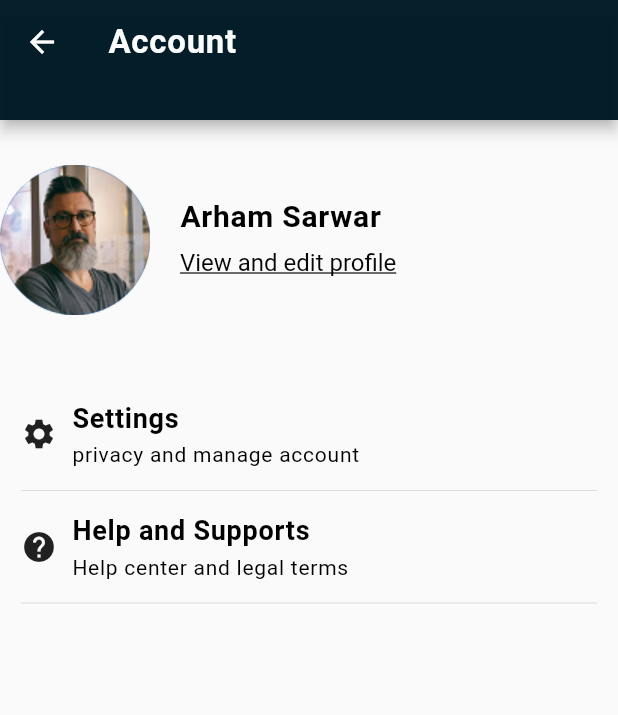
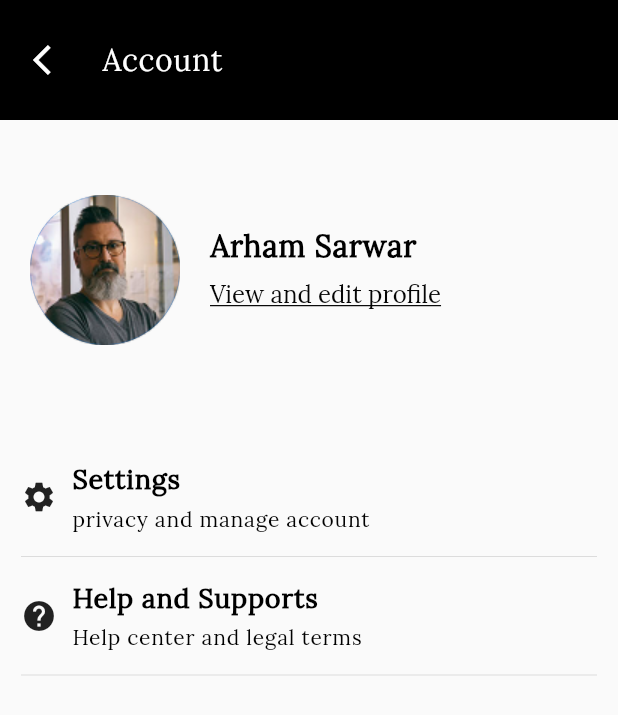
Before and after one commit to devsinntechnologies/bhai-chara, a Flutter app: the AccountScreen screen opened directly, on a phone screen of 412 x 824 dp. Shown: the top 715 px of the screen. Run offline on Flutter 3.47's test engine with Material 2 defaults, Android fonts, the phone set to English and light mode, and no system bars; our stand-ins replace firebase_core, image_picker; accounts and stored records are empty; Roboto replaces fonts that are missing (Schyler).

Commit message:
Error running

```diff
--- a/lib/utils/container.dart
+++ b/lib/utils/container.dart
@@ -32,9 +32,8 @@ class CustomContainer extends StatelessWidget {
           Padding(
               padding: const EdgeInsets.only(left: 20),
               child: Text(text,
-                  style: AppTextStyles.textStyleBoldBodyMedium.copyWith(
-                    color: AppColors.White
-                  )))
+                  style: AppTextStyles.textStyleBoldBodyMedium
+                      .copyWith(color: AppColors.White)))
         ],
       ),
     );
--- a/lib/view/account/account_screen.dart
+++ b/lib/view/account/account_screen.dart
@@ -6,8 +6,8 @@ import 'package:bhai_chara/view/settings-screens/setting_screen.dart';
 
 import 'package:flutter/material.dart';
 
+import '../../common/custom_container.dart';
 import '../../common/custom_listtile.dart';
-import '../../utils/app_colors.dart';
 
 class AccountScreen extends StatefulWidget {
   const AccountScreen({super.key});
@@ -19,28 +19,24 @@ class AccountScreen extends StatefulWidget {
 class _AccountScreenState extends State<AccountScreen> {
   @override
   Widget build(BuildContext context) {
-    return Scaffold(
-      appBar: PreferredSize(
-        preferredSize: Size.fromHeight(80),
-        child: AppBar(
-          backgroundColor: AppColors.appbar,
-          title: Text(
-            "Account",
-            style: AppTextStyles.textStyleTitleBodyMediumWhiteColor,
-          ),
-        ),
-      ),
+    return SafeArea(
+      child: Scaffold(
         body: Column(
           children: [
+            CustomContainer(context, "Account"),
             const SizedBox(
               height: 30,
             ),
-          CustomListAccountTile(
-            asset_image: const AssetImage("assets/images/profile_photo.png"),
+            Padding(
+              padding: const EdgeInsets.all(20.0),
+              child: CustomListAccountTile(
+                asset_image:
+                    const AssetImage("assets/images/profile_photo.png"),
                 subtitle_text: "View and edit profile",
                 subtitle_style: AppTextStyles.textStyleSubtitleUnderlineBody,
                 title_style: AppTextStyles.textStyleBoldBodyMedium,
                 title_text: "Arham Sarwar",
+              ),
             ),
             const SizedBox(
               height: 50,
@@ -63,6 +59,7 @@ class _AccountScreenState extends State<AccountScreen> {
             )
           ],
         ),
+      ),
     );
   }
 }
--- a/lib/view/authentication/create_password.dart
+++ b/lib/view/authentication/create_password.dart
@@ -89,7 +89,7 @@ class _CreatePasswordState extends State<CreatePassword> {
                   children: [
                     CustomTextField(
                       obsecuretext: x % 2 == 0 ? false : true,
-                      height: 30,
+                      // height: 30,
                       width: size.width * .90,
                       controller: passwordController,
                       border: OutlineInputBorder(
--- a/lib/view/authentication/otp_code_screen.dart
+++ b/lib/view/authentication/otp_code_screen.dart
@@ -63,11 +63,11 @@ class _OTPScreenState extends State<OTPScreen> {
                             height: 130,
                             width: 100,
                             decoration: BoxDecoration(
-                                color: AppColors.primary,
+                                // color: AppColors.primary,
                                 image: const DecorationImage(
                                     scale: 1,
                                     image: AssetImage("assets/images/logo.png"),
-                                    fit: BoxFit.fill)),
+                                    fit: BoxFit.cover)),
                           ),
                         ],
                       ),
--- a/lib/view/authentication/signup_screen.dart
+++ b/lib/view/authentication/signup_screen.dart
@@ -1,4 +1,3 @@
-import 'package:bhai_chara/utils/app_colors.dart';
 import 'package:bhai_chara/common/custom_container_tile.dart';
 import 'package:bhai_chara/utils/push.dart';
 import 'package:bhai_chara/utils/text-styles.dart';
@@ -38,11 +37,10 @@ class _SignUpScreenState extends State<SignUpScreen> {
                     height: 130,
                     width: 100,
                     decoration: const BoxDecoration(
-                        color: AppColors.primary,
+                        // color: AppColors.primary,
                         image: DecorationImage(
-                            scale: 1,
                             image: AssetImage("assets/images/logo.png"),
-                            fit: BoxFit.fill)),
+                            fit: BoxFit.cover)),
                   ),
                 ],
               ),
--- a/lib/view/authentication/signup_screen_by_email.dart
+++ b/lib/view/authentication/signup_screen_by_email.dart
@@ -38,11 +38,11 @@ class _SignupByEmailState extends State<SignupByEmail> {
                   width: 100,
                   decoration: const BoxDecoration(
                       // color: AppColors.primary,
-                      color: AppColors.White,
+                      // color: AppColors.White,
                       image: DecorationImage(
                           scale: 1,
                           image: AssetImage("assets/images/logo.png"),
-                          fit: BoxFit.fill)),
+                          fit: BoxFit.cover)),
                 ),
               ],
             ),
--- a/lib/view/authentication/signup_screen_by_phone.dart
+++ b/lib/view/authentication/signup_screen_by_phone.dart
@@ -41,11 +41,11 @@ class _SignUpScreenByPhoneState extends State<SignUpScreenByPhone> {
                     height: 130,
                     width: 100,
                     decoration: const BoxDecoration(
-                        color: AppColors.primary,
+                        // color: AppColors.primary,
                         image: DecorationImage(
                             scale: 1,
                             image: AssetImage("assets/images/logo.png"),
-                            fit: BoxFit.fill)),
+                            fit: BoxFit.cover)),
                   ),
                 ],
               ),
--- a/pubspec.yaml
+++ b/pubspec.yaml
@@ -42,6 +42,7 @@ dependencies:
   shared_preferences: ^2.1.2
   fluttertoast: ^8.2.2
   image_picker: ^1.0.4
+  country_picker: ^2.0.21
 
 dev_dependencies:
   flutter_test:
@@ -84,9 +85,9 @@ flutter:
   # list giving the asset and other descriptors for the font. For
   # example:
   fonts:
-    - family: Roboto-Regular
+    - family: Lora-Regular
       fonts:
-        - asset: assets/fonts/Roboto-Regular.ttf
+        - asset: assets/fonts/Lora-Regular.ttf
   #       - asset: fonts/Schyler-Italic.ttf
   #         style: italic
   #   - family: Trajan Pro
```
Also changed, not shown: lib/common/custom_container.dart (+27 -12 lines), lib/main.dart (+7 -3 lines), pubspec.lock. Lines whose indentation alone changed are shown as unchanged.
